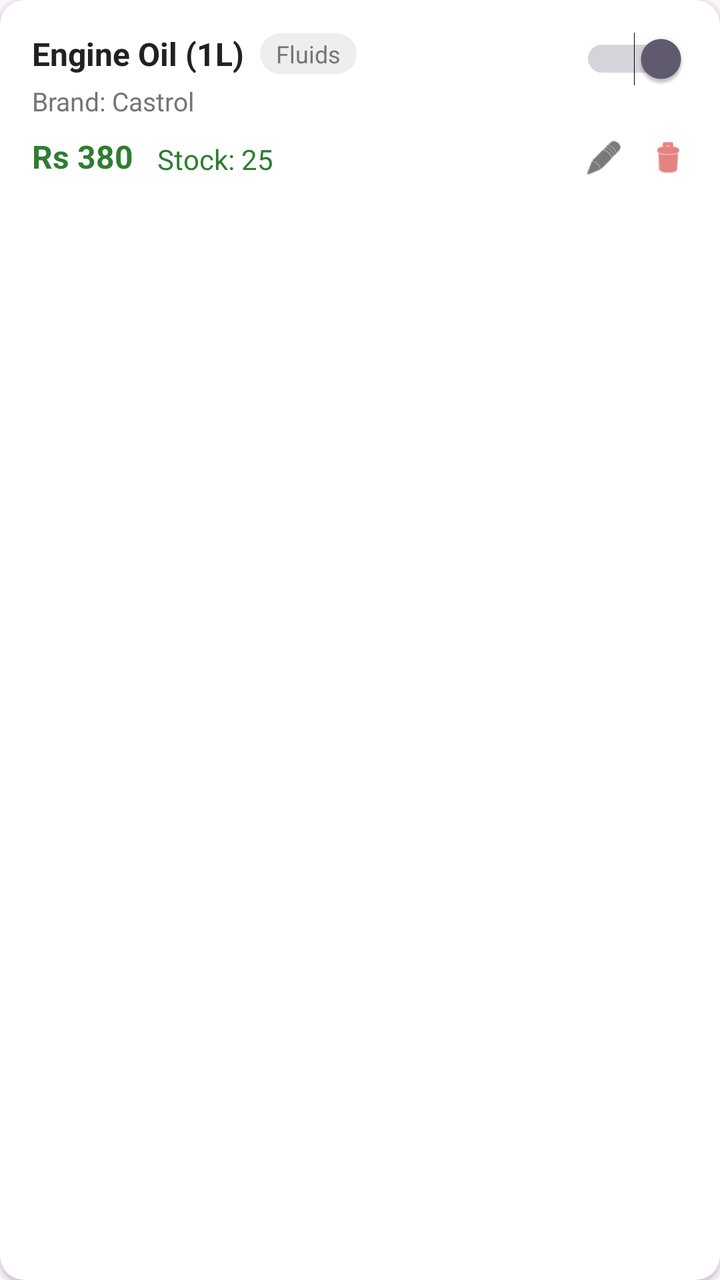
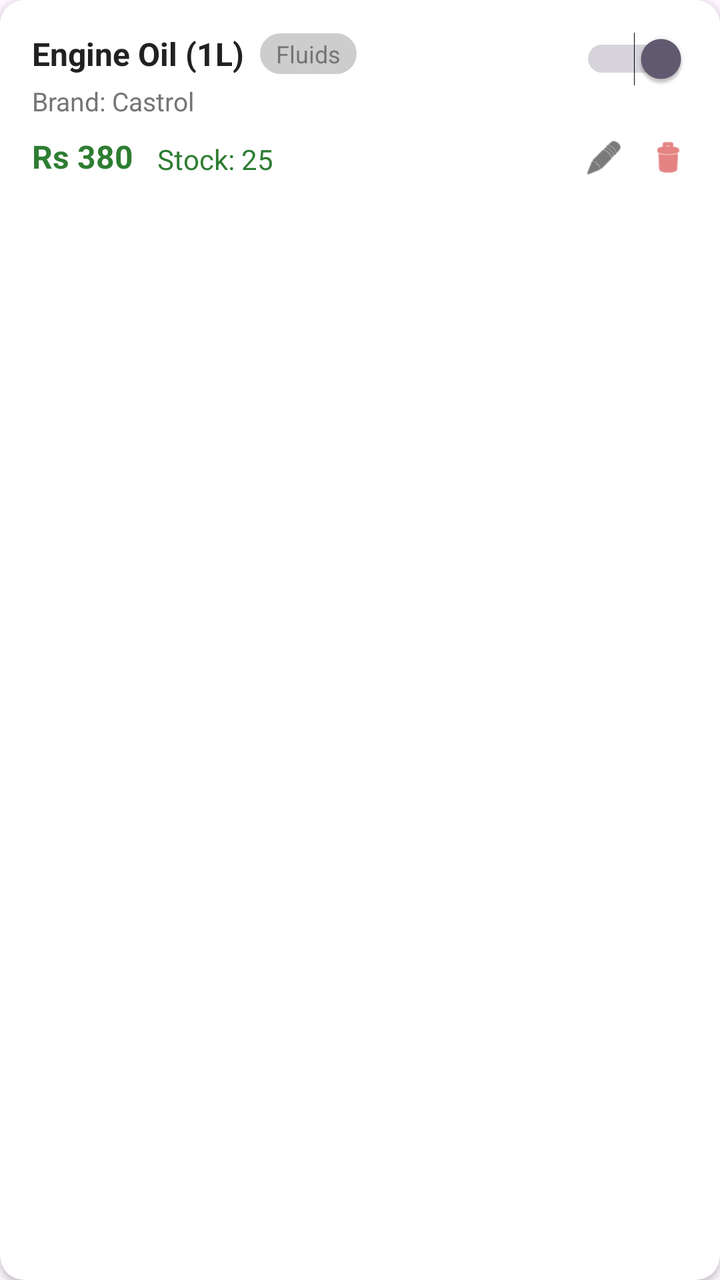

Screens rendered from an Android XML layout before and after an edit, with the pre-edit source and the edit as a unified diff.
<!-- AndroidManifest.xml: application theme Theme.SemesterProject -->
<!-- res/layout/item_service_card.xml -->
<?xml version="1.0" encoding="utf-8"?>
<androidx.cardview.widget.CardView xmlns:android="http://schemas.android.com/apk/res/android"
    xmlns:app="http://schemas.android.com/apk/res-auto"
    android:layout_width="match_parent"
    android:layout_height="wrap_content"
    android:layout_marginBottom="12dp"
    app:cardCornerRadius="12dp"
    app:cardElevation="2dp">

    <androidx.constraintlayout.widget.ConstraintLayout
        android:layout_width="match_parent"
        android:layout_height="wrap_content"
        android:padding="16dp">

        
        <TextView
            android:id="@+id/tvName"
            android:layout_width="wrap_content"
            android:layout_height="wrap_content"
            android:text="Engine Oil (1L)"
            android:textStyle="bold"
            android:textSize="16sp"
            android:textColor="@color/text_dark"
            app:layout_constraintStart_toStartOf="parent"
            app:layout_constraintTop_toTopOf="parent"/>

        
        <TextView
            android:id="@+id/chipCategory"
            android:text="Fluids"
            android:background="@drawable/bg_chip_gray"
            android:paddingHorizontal="8dp"
            android:paddingVertical="2dp"
            android:textSize="12sp"
            android:textColor="@color/text_gray"
            android:layout_marginStart="8dp"
            android:layout_width="wrap_content"
            android:layout_height="wrap_content"
            app:layout_constraintStart_toEndOf="@id/tvName"
            app:layout_constraintTop_toTopOf="@id/tvName"
            app:layout_constraintBottom_toBottomOf="@id/tvName"/>

        
        <Switch
            android:layout_width="wrap_content"
            android:layout_height="wrap_content"
            android:checked="true"
            app:layout_constraintEnd_toEndOf="parent"
            app:layout_constraintTop_toTopOf="parent"/>

        
        <TextView
            android:id="@+id/tvBrand"
            android:layout_width="wrap_content"
            android:layout_height="wrap_content"
            android:text="Brand: Castrol"
            android:textSize="13sp"
            android:textColor="@color/text_gray"
            android:layout_marginTop="4dp"
            app:layout_constraintStart_toStartOf="parent"
            app:layout_constraintTop_toBottomOf="@id/tvName"/>

        
        <TextView
            android:id="@+id/tvPrice"
            android:layout_width="wrap_content"
            android:layout_height="wrap_content"
            android:text="Rs 380"
            android:textColor="@color/status_green_text"
            android:textStyle="bold"
            android:textSize="16sp"
            android:layout_marginTop="8dp"
            app:layout_constraintStart_toStartOf="parent"
            app:layout_constraintTop_toBottomOf="@id/tvBrand"/>

        
        <TextView
            android:id="@+id/tvMeta"
            android:layout_width="wrap_content"
            android:layout_height="wrap_content"
            android:text="Stock: 25"
            android:textColor="@color/status_green_text"
            android:textSize="14sp"
            android:layout_marginStart="12dp"
            app:layout_constraintStart_toEndOf="@id/tvPrice"
            app:layout_constraintBottom_toBottomOf="@id/tvPrice"/>

        
        <LinearLayout
            android:layout_width="wrap_content"
            android:layout_height="wrap_content"
            app:layout_constraintEnd_toEndOf="parent"
            app:layout_constraintBottom_toBottomOf="parent">

            <ImageView
                android:layout_width="20dp"
                android:layout_height="20dp"
                android:src="@android:drawable/ic_menu_edit"
                app:tint="@color/text_dark"
                android:layout_marginEnd="12dp"/>
            <ImageView
                android:id="@+id/btnDelete"
                android:layout_width="20dp"
                android:layout_height="20dp"
                android:src="@android:drawable/ic_menu_delete"
                app:tint="#D32F2F"/>
        </LinearLayout>

    </androidx.constraintlayout.widget.ConstraintLayout>
</androidx.cardview.widget.CardView>
<!-- resources referenced by this layout -->
<resources>
  <color name="status_green_text">#2E7D32</color>
  <color name="text_dark">#212121</color>
  <color name="text_gray">#757575</color>
  <!-- drawable bg_chip_gray (drawable) -->
  <?xml version="1.0" encoding="utf-8"?>
  <shape xmlns:android="http://schemas.android.com/apk/res/android">
      <solid android:color="#EEEEEE" />
      <corners android:radius="16dp" />
  </shape>
  <style name="Theme.SemesterProject" parent="Base.Theme.SemesterProject" />
  <style name="Base.Theme.SemesterProject" parent="Theme.Material3.DayNight.NoActionBar">
          
          
      </style>
</resources>

<!-- the commit's change to res/layout/item_service_card.xml (unified diff, before → after) -->
@@ -10,6 +10,7 @@
     <androidx.constraintlayout.widget.ConstraintLayout
         android:layout_width="match_parent"
         android:layout_height="wrap_content"
+        android:background="@color/white"
         android:padding="16dp">
 
         
<!-- resource entries referenced after the edit -->
@@ -3,10 +3,11 @@
   <color name="status_green_text">#2E7D32</color>
   <color name="text_dark">#212121</color>
   <color name="text_gray">#757575</color>
+  <color name="white">#FFFFFFFF</color>
   <!-- drawable bg_chip_gray (drawable) -->
   <?xml version="1.0" encoding="utf-8"?>
   <shape xmlns:android="http://schemas.android.com/apk/res/android">
-      <solid android:color="#EEEEEE" />
+      <solid android:color="#CDCDCD" />
       <corners android:radius="16dp" />
   </shape>
   <style name="Theme.SemesterProject" parent="Base.Theme.SemesterProject" />
